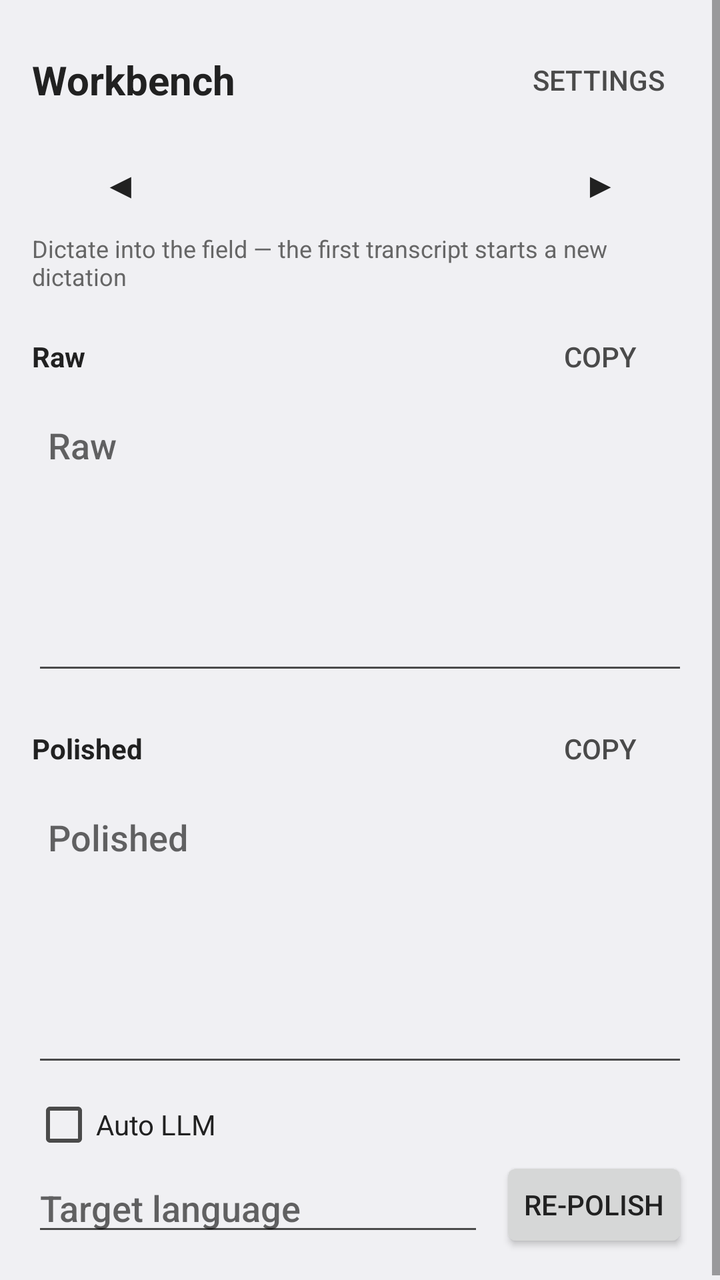
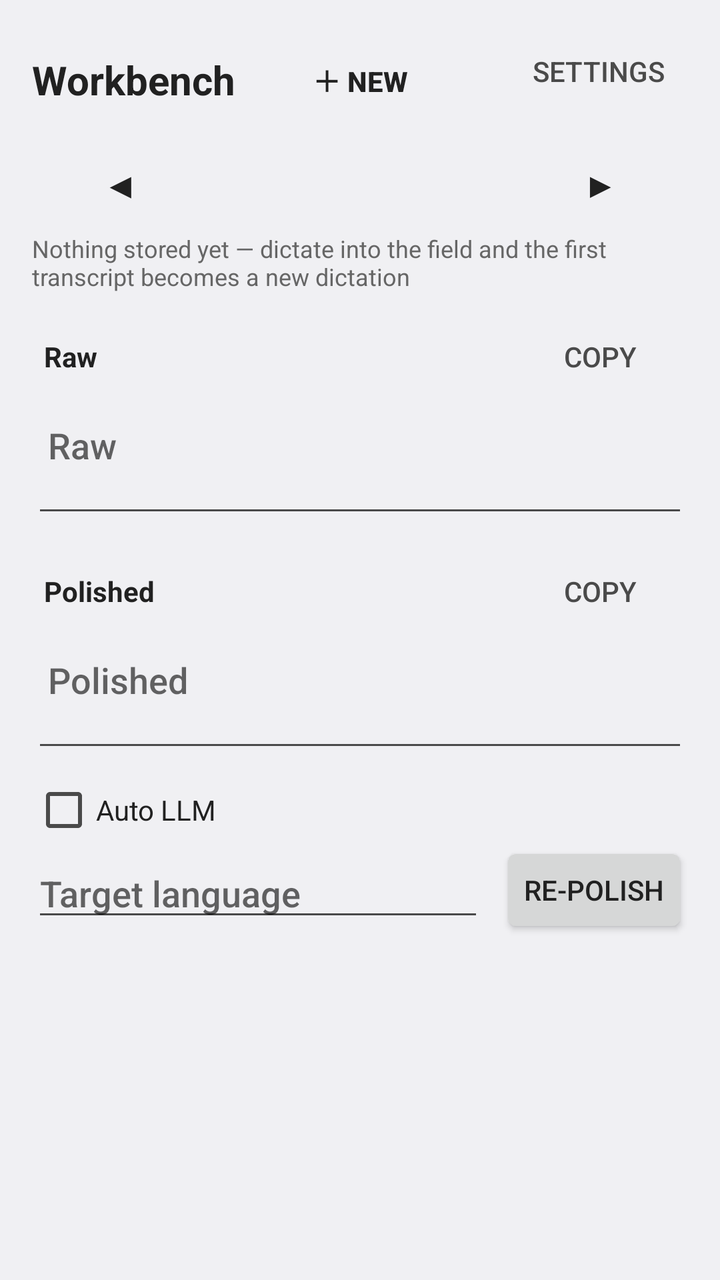

An Android layout rendered at two revisions. The XML below is the earlier revision; the diff shows what the commit changed to produce the second picture.
<!-- AndroidManifest.xml: activity theme Theme.PolishedRecognition.Plain -->
<!-- res/layout/activity_workbench.xml -->
<?xml version="1.0" encoding="utf-8"?>
<ScrollView xmlns:android="http://schemas.android.com/apk/res/android"
    android:id="@+id/workbench_root"
    android:layout_width="match_parent"
    android:layout_height="match_parent"
    android:fillViewport="true">

    <LinearLayout
        android:layout_width="match_parent"
        android:layout_height="wrap_content"
        android:orientation="vertical"
        android:padding="16dp">

        <LinearLayout
            android:layout_width="match_parent"
            android:layout_height="wrap_content"
            android:gravity="center_vertical"
            android:orientation="horizontal">

            <TextView
                android:layout_width="0dp"
                android:layout_height="wrap_content"
                android:layout_weight="1"
                android:text="@string/workbench_title"
                android:textColor="?android:attr/textColorPrimary"
                android:textSize="20sp"
                android:textStyle="bold" />

            <Button
                android:id="@+id/workbench_settings"
                style="?android:attr/borderlessButtonStyle"
                android:layout_width="wrap_content"
                android:layout_height="wrap_content"
                android:text="@string/workbench_settings"
                android:textColor="?android:attr/textColorSecondary" />
        </LinearLayout>

        <LinearLayout
            android:layout_width="match_parent"
            android:layout_height="wrap_content"
            android:layout_marginTop="4dp"
            android:gravity="center_vertical"
            android:orientation="horizontal">

            <Button
                android:id="@+id/workbench_prev"
                style="?android:attr/borderlessButtonStyle"
                android:layout_width="wrap_content"
                android:layout_height="wrap_content"
                android:contentDescription="@string/workbench_older"
                android:text="◀"
                android:textSize="18sp" />

            <TextView
                android:id="@+id/workbench_position"
                android:layout_width="0dp"
                android:layout_height="wrap_content"
                android:layout_weight="1"
                android:gravity="center"
                android:textColor="?android:attr/textColorSecondary" />

            <Button
                android:id="@+id/workbench_next"
                style="?android:attr/borderlessButtonStyle"
                android:layout_width="wrap_content"
                android:layout_height="wrap_content"
                android:contentDescription="@string/workbench_newer"
                android:text="▶"
                android:textSize="18sp" />
        </LinearLayout>

        <TextView
            android:id="@+id/workbench_empty_hint"
            android:layout_width="match_parent"
            android:layout_height="wrap_content"
            android:text="@string/workbench_empty"
            android:textColor="?android:attr/textColorTertiary"
            android:textSize="12sp" />

        <LinearLayout
            android:layout_width="match_parent"
            android:layout_height="wrap_content"
            android:layout_marginTop="8dp"
            android:gravity="center_vertical"
            android:orientation="horizontal">

            <TextView
                android:layout_width="0dp"
                android:layout_height="wrap_content"
                android:layout_weight="1"
                android:text="@string/workbench_raw"
                android:textColor="?android:attr/textColorPrimary"
                android:textSize="14sp"
                android:textStyle="bold" />

            <Button
                android:id="@+id/workbench_copy_raw"
                style="?android:attr/borderlessButtonStyle"
                android:layout_width="wrap_content"
                android:layout_height="wrap_content"
                android:contentDescription="@string/workbench_copy_raw_desc"
                android:text="@string/workbench_copy"
                android:textColor="?android:attr/textColorSecondary" />
        </LinearLayout>

        <EditText
            android:id="@+id/workbench_raw"
            android:layout_width="match_parent"
            android:layout_height="140dp"
            android:gravity="top|start"
            android:hint="@string/workbench_raw"
            android:inputType="textMultiLine|textCapSentences"
            android:padding="8dp"
            android:scrollbars="vertical" />

        <LinearLayout
            android:layout_width="match_parent"
            android:layout_height="wrap_content"
            android:layout_marginTop="8dp"
            android:gravity="center_vertical"
            android:orientation="horizontal">

            <TextView
                android:layout_width="0dp"
                android:layout_height="wrap_content"
                android:layout_weight="1"
                android:text="@string/workbench_polished"
                android:textColor="?android:attr/textColorPrimary"
                android:textSize="14sp"
                android:textStyle="bold" />

            <Button
                android:id="@+id/workbench_copy_polished"
                style="?android:attr/borderlessButtonStyle"
                android:layout_width="wrap_content"
                android:layout_height="wrap_content"
                android:contentDescription="@string/workbench_copy_polished_desc"
                android:text="@string/workbench_copy"
                android:textColor="?android:attr/textColorSecondary" />
        </LinearLayout>

        <EditText
            android:id="@+id/workbench_polished"
            android:layout_width="match_parent"
            android:layout_height="140dp"
            android:gravity="top|start"
            android:hint="@string/workbench_polished"
            android:inputType="textMultiLine|textCapSentences"
            android:padding="8dp"
            android:scrollbars="vertical" />

        <CheckBox
            android:id="@+id/workbench_auto_llm"
            android:layout_width="match_parent"
            android:layout_height="wrap_content"
            android:layout_marginTop="8dp"
            android:text="@string/workbench_auto_llm"
            android:textColor="?android:attr/textColorPrimary" />

        <LinearLayout
            android:layout_width="match_parent"
            android:layout_height="wrap_content"
            android:gravity="center_vertical"
            android:orientation="horizontal">

            <AutoCompleteTextView
                android:id="@+id/workbench_language"
                android:layout_width="0dp"
                android:layout_height="wrap_content"
                android:layout_weight="1"
                android:clickable="true"
                android:completionThreshold="1"
                android:cursorVisible="false"
                android:focusable="false"
                android:hint="@string/workbench_language"
                android:inputType="text" />

            <Button
                android:id="@+id/workbench_repolish"
                android:layout_width="wrap_content"
                android:layout_height="wrap_content"
                android:layout_marginStart="8dp"
                android:text="@string/workbench_repolish" />
        </LinearLayout>
    </LinearLayout>
</ScrollView>
<!-- resources referenced by this layout -->
<resources>
  <string name="workbench_auto_llm">Auto LLM</string>
  <string name="workbench_copy">Copy</string>
  <string name="workbench_copy_polished_desc">Copy the polished text to the clipboard</string>
  <string name="workbench_copy_raw_desc">Copy the raw text to the clipboard</string>
  <string name="workbench_empty">Dictate into the field — the first transcript starts a new dictation</string>
  <string name="workbench_language">Target language</string>
  <string name="workbench_newer">Newer dictation</string>
  <string name="workbench_older">Older dictation</string>
  <string name="workbench_polished">Polished</string>
  <string name="workbench_raw">Raw</string>
  <string name="workbench_repolish">Re-polish</string>
  <string name="workbench_settings">Settings</string>
  <string name="workbench_title">Workbench</string>
  <style name="Theme.PolishedRecognition.Plain" parent="@android:style/Theme.DeviceDefault.DayNight">
          <item name="android:windowNoTitle">true</item>
          <item name="android:windowActionBar">false</item>
          
          <item name="android:textColorPrimary">@color/text_primary</item>
          <item name="android:textColorSecondary">@color/text_secondary</item>
          <item name="android:textColorTertiary">@color/text_tertiary</item>
      </style>
</resources>

<!-- the commit's change to res/layout/activity_workbench.xml (unified diff, before → after) -->
@@ -27,10 +27,21 @@
                 android:textStyle="bold" />
 
             <Button
+                android:id="@+id/workbench_new"
+                style="?android:attr/borderlessButtonStyle"
+                android:layout_width="wrap_content"
+                android:layout_height="wrap_content"
+                android:text="@string/workbench_new"
+                android:textColor="?android:attr/textColorPrimary"
+                android:textStyle="bold" />
+
+            <Button
                 android:id="@+id/workbench_settings"
                 style="?android:attr/borderlessButtonStyle"
-                android:layout_width="wrap_content"
-                android:layout_height="wrap_content"
+                android:layout_width="0dp"
+                android:layout_height="wrap_content"
+                android:layout_weight="1"
+                android:gravity="end"
                 android:text="@string/workbench_settings"
                 android:textColor="?android:attr/textColorSecondary" />
         </LinearLayout>
@@ -77,12 +88,26 @@
             android:textColor="?android:attr/textColorTertiary"
             android:textSize="12sp" />
 
-        <LinearLayout
+        
+        <LinearLayout
+            android:id="@+id/workbench_raw_toggle"
             android:layout_width="match_parent"
             android:layout_height="wrap_content"
             android:layout_marginTop="8dp"
-            android:gravity="center_vertical"
-            android:orientation="horizontal">
+            android:clickable="true"
+            android:contentDescription="@string/workbench_raw_toggle_desc"
+            android:focusable="true"
+            android:gravity="center_vertical"
+            android:orientation="horizontal">
+
+            <TextView
+                android:id="@+id/workbench_raw_chevron"
+                android:layout_width="wrap_content"
+                android:layout_height="wrap_content"
+                android:importantForAccessibility="no"
+                android:paddingEnd="6dp"
+                android:textColor="?android:attr/textColorSecondary"
+                android:textSize="14sp" />
 
             <TextView
                 android:layout_width="0dp"
@@ -103,22 +128,46 @@
                 android:textColor="?android:attr/textColorSecondary" />
         </LinearLayout>
 
+        <TextView
+            android:id="@+id/workbench_raw_preview"
+            android:layout_width="match_parent"
+            android:layout_height="wrap_content"
+            android:ellipsize="end"
+            android:maxLines="1"
+            android:textColor="?android:attr/textColorSecondary"
+            android:textSize="14sp"
+            android:visibility="gone" />
+
         <EditText
             android:id="@+id/workbench_raw"
             android:layout_width="match_parent"
-            android:layout_height="140dp"
+            android:layout_height="wrap_content"
             android:gravity="top|start"
             android:hint="@string/workbench_raw"
             android:inputType="textMultiLine|textCapSentences"
-            android:padding="8dp"
-            android:scrollbars="vertical" />
-
-        <LinearLayout
+            android:minLines="2"
+            android:padding="8dp" />
+
+        
+        <LinearLayout
+            android:id="@+id/workbench_polished_toggle"
             android:layout_width="match_parent"
             android:layout_height="wrap_content"
             android:layout_marginTop="8dp"
-            android:gravity="center_vertical"
-            android:orientation="horizontal">
+            android:clickable="true"
+            android:contentDescription="@string/workbench_polished_toggle_desc"
+            android:focusable="true"
+            android:gravity="center_vertical"
+            android:orientation="horizontal">
+
+            <TextView
+                android:id="@+id/workbench_polished_chevron"
+                android:layout_width="wrap_content"
+                android:layout_height="wrap_content"
+                android:importantForAccessibility="no"
+                android:paddingEnd="6dp"
+                android:textColor="?android:attr/textColorSecondary"
+                android:textSize="14sp" />
 
             <TextView
                 android:layout_width="0dp"
@@ -139,15 +188,25 @@
                 android:textColor="?android:attr/textColorSecondary" />
         </LinearLayout>
 
+        <TextView
+            android:id="@+id/workbench_polished_preview"
+            android:layout_width="match_parent"
+            android:layout_height="wrap_content"
+            android:ellipsize="end"
+            android:maxLines="1"
+            android:textColor="?android:attr/textColorSecondary"
+            android:textSize="14sp"
+            android:visibility="gone" />
+
         <EditText
             android:id="@+id/workbench_polished"
             android:layout_width="match_parent"
-            android:layout_height="140dp"
+            android:layout_height="wrap_content"
             android:gravity="top|start"
             android:hint="@string/workbench_polished"
             android:inputType="textMultiLine|textCapSentences"
-            android:padding="8dp"
-            android:scrollbars="vertical" />
+            android:minLines="2"
+            android:padding="8dp" />
 
         <CheckBox
             android:id="@+id/workbench_auto_llm"
<!-- resource entries referenced after the edit -->
@@ -4,12 +4,15 @@
   <string name="workbench_copy">Copy</string>
   <string name="workbench_copy_polished_desc">Copy the polished text to the clipboard</string>
   <string name="workbench_copy_raw_desc">Copy the raw text to the clipboard</string>
-  <string name="workbench_empty">Dictate into the field — the first transcript starts a new dictation</string>
+  <string name="workbench_empty">Nothing stored yet — dictate into the field and the first transcript becomes a new dictation</string>
   <string name="workbench_language">Target language</string>
+  <string name="workbench_new">＋ New</string>
   <string name="workbench_newer">Newer dictation</string>
   <string name="workbench_older">Older dictation</string>
   <string name="workbench_polished">Polished</string>
+  <string name="workbench_polished_toggle_desc">Show or hide the Polished text</string>
   <string name="workbench_raw">Raw</string>
+  <string name="workbench_raw_toggle_desc">Show or hide the Raw text</string>
   <string name="workbench_repolish">Re-polish</string>
   <string name="workbench_settings">Settings</string>
   <string name="workbench_title">Workbench</string>
